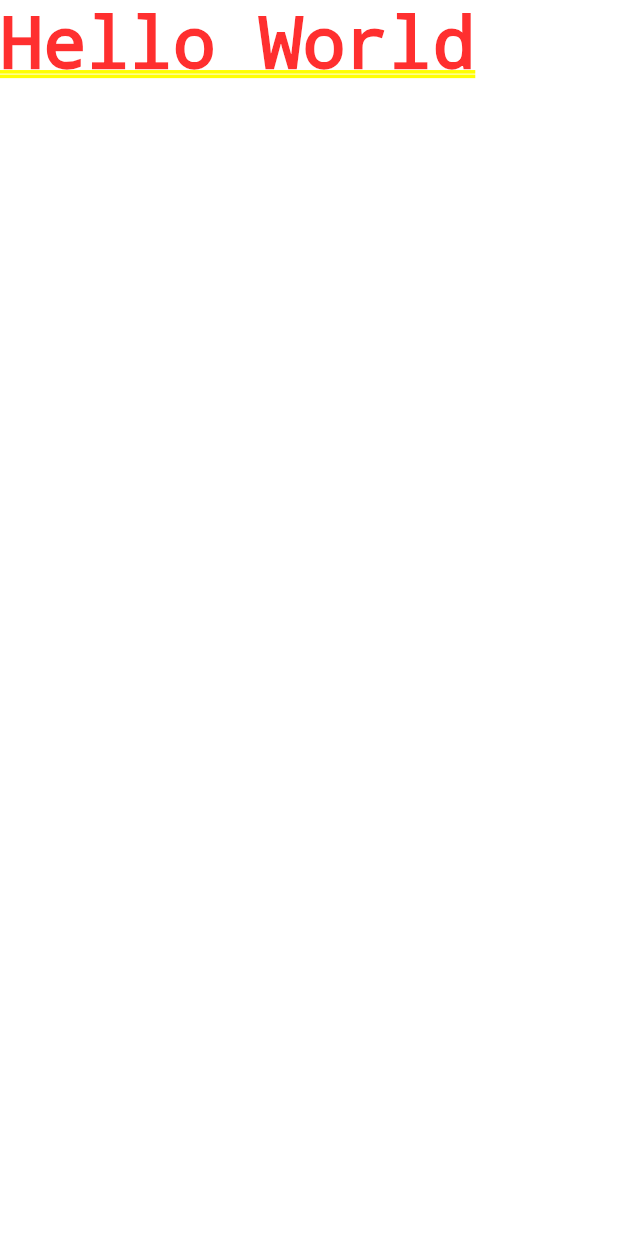
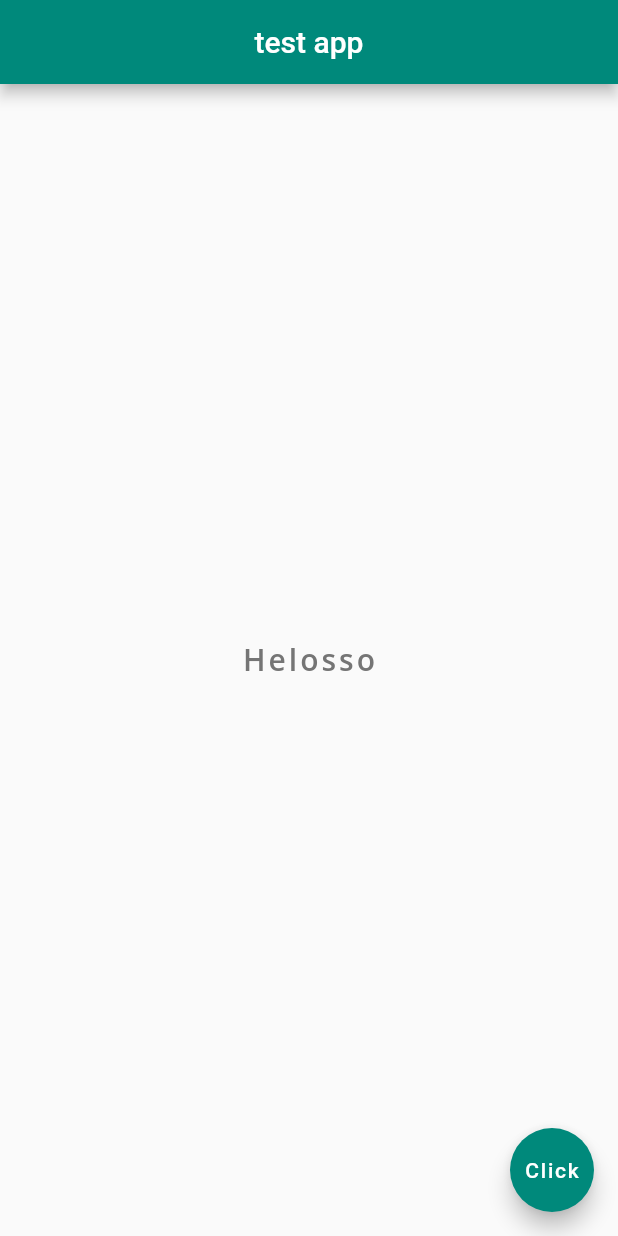
Before and after one commit to wahpiangle/simple-flutter-app, a Flutter app: the screen it shows after launch, on a phone screen of 412 x 824 dp. Run offline on Flutter 3.47's test engine with Material 2 defaults, Android fonts, the phone set to English and light mode, and no system bars.

Commit message:
font, styles & stateless widget

```diff
--- a/lib/main.dart
+++ b/lib/main.dart
@@ -1,5 +1,34 @@
 import 'package:flutter/material.dart';
 
-void main() => runApp(const MaterialApp(
-      home: Text('Hello World'),
+void main() => runApp(MaterialApp(
+      home: Home(),
     ));
+
+class Home extends StatelessWidget {
+  @override
+  Widget build(BuildContext context) {
+    return Scaffold(
+      appBar: AppBar(
+        title: Text('test app'),
+        centerTitle: true,
+        backgroundColor: Colors.teal[600],
+      ),
+      body: Center(
+          child: Text(
+        "Helosso",
+        style: TextStyle(
+          fontSize: 20,
+          fontWeight: FontWeight.w600,
+          letterSpacing: 2,
+          color: Colors.grey[600],
+          fontFamily: 'OpenSans',
+        ),
+      )),
+      floatingActionButton: FloatingActionButton(
+        backgroundColor: Colors.teal[600],
+        onPressed: () {},
+        child: Text("Click"),
+      ),
+    );
+  }
+}
```
Also changed, not shown: pubspec.yaml (+6 -11 lines), fonts/OpenSans-Italic.ttf (added), fonts/OpenSans-Regular.ttf (added).
